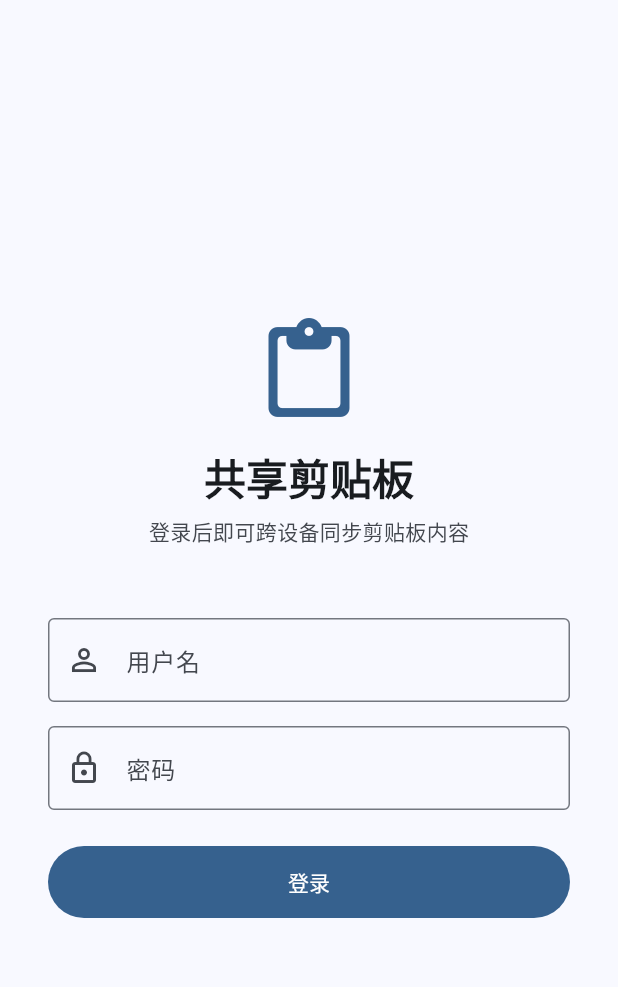
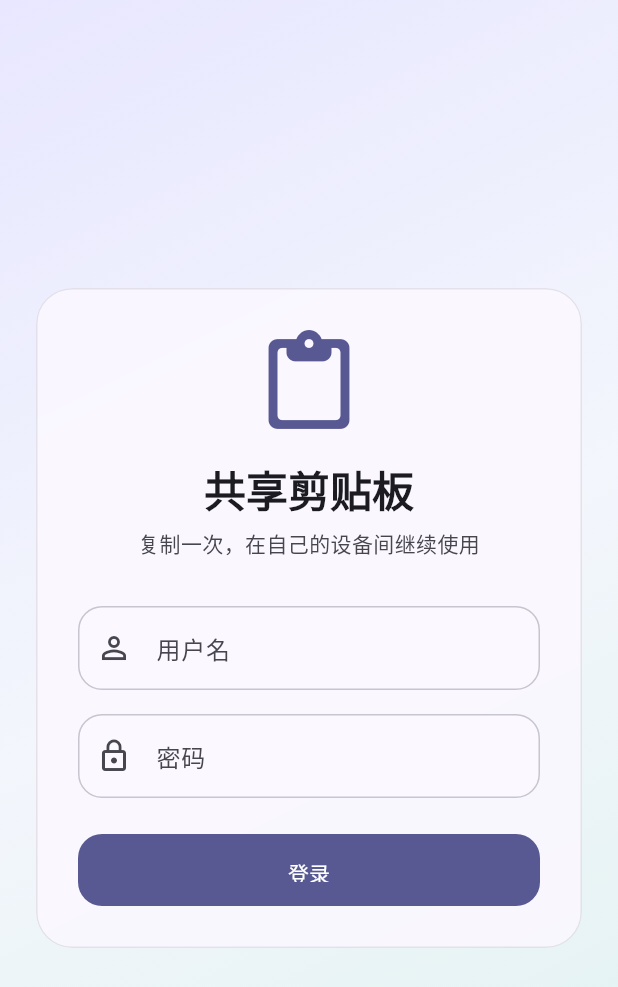
Before and after one commit to hangvlog/shared-clipboard, a Flutter app: the screen it shows after launch, on a phone screen of 412 x 824 dp. Shown: the top 987 px of the screen. Run offline on Flutter 3.47's test engine with Material 3 defaults, Android fonts, the phone set to English and light mode, and no system bars; our stand-ins replace device_info_plus, shared_preferences, socket_io_client, sqflite; missing offline and left inert: pointycastle, super_clipboard; accounts and stored records are empty.

Commit message:
feat: add macOS history workspace and polished mobile surfaces

```diff
--- a/clipboard_app/lib/main.dart
+++ b/clipboard_app/lib/main.dart
@@ -4,6 +4,7 @@ import 'stores/clipboard_store.dart';
 import 'stores/auth_store.dart';
 import 'screens/login_screen.dart';
 import 'screens/clipboard_screen.dart';
+import 'widgets/glass_surface.dart';
 
 void main() {
   WidgetsFlutterBinding.ensureInitialized();
@@ -29,16 +30,8 @@ class ClipboardApp extends StatelessWidget {
       child: MaterialApp(
         title: '共享剪贴板',
         debugShowCheckedModeBanner: false,
-        theme: ThemeData(
-          colorSchemeSeed: Colors.blue,
-          useMaterial3: true,
-          brightness: Brightness.light,
-        ),
-        darkTheme: ThemeData(
-          colorSchemeSeed: Colors.blue,
-          useMaterial3: true,
-          brightness: Brightness.dark,
-        ),
+        theme: clipboardTheme(Brightness.light),
+        darkTheme: clipboardTheme(Brightness.dark),
         themeMode: ThemeMode.system,
         home: const AuthGate(),
       ),
--- a/clipboard_app/lib/screens/login_screen.dart
+++ b/clipboard_app/lib/screens/login_screen.dart
@@ -1,6 +1,7 @@
 import 'package:flutter/material.dart';
 import 'package:provider/provider.dart';
 import '../stores/auth_store.dart';
+import '../widgets/glass_surface.dart';
 
 /// 登录页面
 class LoginScreen extends StatefulWidget {
@@ -44,13 +45,17 @@ class _LoginScreenState extends State<LoginScreen> {
     final authStore = context.watch<AuthStore>();
     final colorScheme = Theme.of(context).colorScheme;
 
-    return Scaffold(
+    return GlassBackground(
+      child: Scaffold(
         body: SafeArea(
           child: Center(
             child: SingleChildScrollView(
-            padding: const EdgeInsets.symmetric(horizontal: 32),
+              padding: const EdgeInsets.symmetric(horizontal: 24, vertical: 32),
               child: SizedBox(
                 width: 440,
+                child: GlassSurface(
+                  blur: true,
+                  padding: const EdgeInsets.all(28),
                   child: Form(
                     key: _formKey,
                     child: Column(
@@ -70,12 +75,11 @@ class _LoginScreenState extends State<LoginScreen> {
                         ),
                         const SizedBox(height: 8),
                         Text(
-                      '登录后即可跨设备同步剪贴板内容',
-                      style: Theme.of(context).textTheme.bodyMedium?.copyWith(
-                        color: colorScheme.onSurfaceVariant,
+                          '复制一次，在自己的设备间继续使用',
+                          style: Theme.of(context).textTheme.bodyMedium
+                              ?.copyWith(color: colorScheme.onSurfaceVariant),
                         ),
-                    ),
-                    const SizedBox(height: 48),
+                        const SizedBox(height: 32),
 
                         // 用户名
                         TextFormField(
@@ -83,7 +87,6 @@ class _LoginScreenState extends State<LoginScreen> {
                           decoration: const InputDecoration(
                             labelText: '用户名',
                             prefixIcon: Icon(Icons.person_outline),
-                        border: OutlineInputBorder(),
                           ),
                           textInputAction: TextInputAction.next,
                           validator: (value) {
@@ -101,7 +104,6 @@ class _LoginScreenState extends State<LoginScreen> {
                           decoration: const InputDecoration(
                             labelText: '密码',
                             prefixIcon: Icon(Icons.lock_outline),
-                        border: OutlineInputBorder(),
                           ),
                           obscureText: true,
                           textInputAction: TextInputAction.done,
@@ -132,7 +134,9 @@ class _LoginScreenState extends State<LoginScreen> {
                           width: double.infinity,
                           height: 48,
                           child: FilledButton(
-                        onPressed: authStore.isLoading ? null : _handleLogin,
+                            onPressed: authStore.isLoading
+                                ? null
+                                : _handleLogin,
                             child: authStore.isLoading
                                 ? const SizedBox(
                                     width: 24,
@@ -152,6 +156,8 @@ class _LoginScreenState extends State<LoginScreen> {
               ),
             ),
           ),
+        ),
+      ),
     );
   }
 }
--- a/clipboard_app/lib/widgets/clipboard_detail.dart
+++ b/clipboard_app/lib/widgets/clipboard_detail.dart
@@ -104,7 +104,8 @@ class _ClipboardDetailState extends State<_ClipboardDetail>
   Widget build(BuildContext context) {
     final item = _item;
     return AlertDialog(
-      title: const Text('剪贴板内容'),
+      title: const Text('内容预览'),
+      shape: RoundedRectangleBorder(borderRadius: BorderRadius.circular(28)),
       content: SizedBox(
         width: 440,
         child: SingleChildScrollView(
--- /dev/null
+++ b/clipboard_app/lib/widgets/glass_surface.dart
@@ -0,0 +1,94 @@
+import 'dart:ui';
+import 'package:flutter/material.dart';
+
+ThemeData clipboardTheme(Brightness brightness) {
+  final colors = ColorScheme.fromSeed(
+    seedColor: const Color(0xff6262d9),
+    brightness: brightness,
+  );
+  return ThemeData(
+    useMaterial3: true,
+    colorScheme: colors,
+    scaffoldBackgroundColor: Colors.transparent,
+    appBarTheme: const AppBarTheme(
+      backgroundColor: Colors.transparent,
+      elevation: 0,
+    ),
+    inputDecorationTheme: InputDecorationTheme(
+      filled: true,
+      fillColor: colors.surface.withValues(alpha: .8),
+      border: OutlineInputBorder(borderRadius: BorderRadius.circular(16)),
+      enabledBorder: OutlineInputBorder(
+        borderRadius: BorderRadius.circular(16),
+        borderSide: BorderSide(color: colors.outlineVariant),
+      ),
+    ),
+    filledButtonTheme: FilledButtonThemeData(
+      style: FilledButton.styleFrom(
+        padding: const EdgeInsets.symmetric(horizontal: 24, vertical: 16),
+        shape: RoundedRectangleBorder(borderRadius: BorderRadius.circular(16)),
+      ),
+    ),
+    dialogTheme: DialogThemeData(
+      shape: RoundedRectangleBorder(borderRadius: BorderRadius.circular(28)),
+    ),
+  );
+}
+
+class GlassBackground extends StatelessWidget {
+  final Widget child;
+  const GlassBackground({super.key, required this.child});
+  @override
+  Widget build(BuildContext context) {
+    final dark = Theme.of(context).brightness == Brightness.dark;
+    return DecoratedBox(
+      decoration: BoxDecoration(
+        gradient: LinearGradient(
+          begin: Alignment.topLeft,
+          end: Alignment.bottomRight,
+          colors: dark
+              ? const [Color(0xff22243b), Color(0xff161b29), Color(0xff232338)]
+              : const [Color(0xffe8e7ff), Color(0xfff3f6fc), Color(0xffe0f2f0)],
+        ),
+      ),
+      child: child,
+    );
+  }
+}
+
+class GlassSurface extends StatelessWidget {
+  final Widget child;
+  final EdgeInsetsGeometry padding;
+  final double radius;
+  final bool blur;
+  const GlassSurface({
+    super.key,
+    required this.child,
+    this.padding = const EdgeInsets.all(20),
+    this.radius = 24,
+    this.blur = false,
+  });
+  @override
+  Widget build(BuildContext context) {
+    final colors = Theme.of(context).colorScheme;
+    final opaque = MediaQuery.highContrastOf(context);
+    Widget surface = DecoratedBox(
+      decoration: BoxDecoration(
+        color: colors.surface.withValues(alpha: opaque ? 1 : .82),
+        borderRadius: BorderRadius.circular(radius),
+        border: Border.all(color: colors.outlineVariant.withValues(alpha: .45)),
+      ),
+      child: Padding(padding: padding, child: child),
+    );
+    if (blur && !opaque) {
+      surface = BackdropFilter(
+        filter: ImageFilter.blur(sigmaX: 18, sigmaY: 18),
+        child: surface,
+      );
+    }
+    return ClipRRect(
+      borderRadius: BorderRadius.circular(radius),
+      child: surface,
+    );
+  }
+}
--- a/clipboard_app/pubspec.yaml
+++ b/clipboard_app/pubspec.yaml
@@ -1,6 +1,6 @@
 name: clipboard_app
 description: 共享剪贴板 - Flutter 移动端（iOS & Android）
-version: 1.1.2+5
+version: 1.1.4+7
 publish_to: 'none'
 
 environment:
```
Also changed, not shown: clipboard_app/lib/screens/clipboard_screen.dart (+53 -9 lines), clipboard_app/lib/widgets/clipboard_item_tile.dart (+63 -47 lines), 9 other files. Lines whose indentation alone changed are shown as unchanged.
